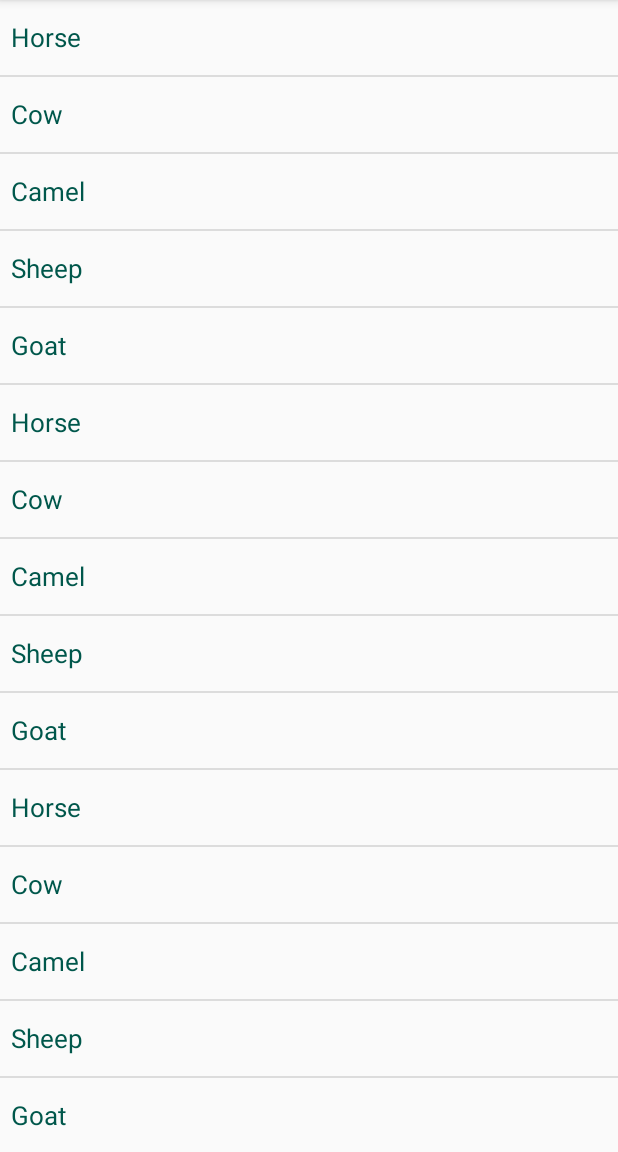
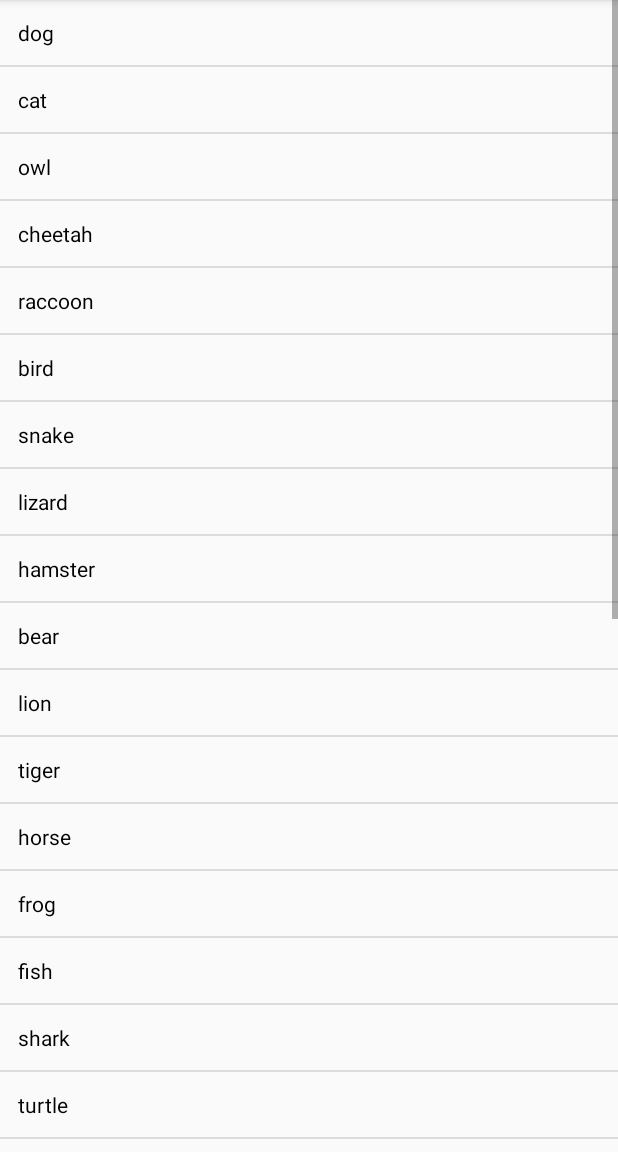
Before and after one commit to faramarzaf/RecyclerViewPack, an Android app: the screen it shows after launch (SimpleRecycler before the commit, AnimalActivity after it), after a tap on "SIMPLE RECYCLERVIEW", on a phone screen of 412 x 824 dp, the part 84-1236 px from its top. Run offline under Robolectric (Android 15) with nearby library versions, the phone set to English and light mode, and no system bars.

Commit message:
simple list done

```diff
--- a/app/src/main/AndroidManifest.xml
+++ b/app/src/main/AndroidManifest.xml
@@ -13,11 +13,11 @@
         android:supportsRtl="true"
         android:theme="@style/AppTheme"
         tools:ignore="GoogleAppIndexingWarning">
-        <activity android:name=".advance_recyclerview.AdvanceRecyclerViewActivity"></activity>
+        <activity android:name=".simple_recycler.AnimalActivity"></activity>
+        <activity android:name=".advance_recyclerview.AdvanceRecyclerViewActivity" />
         <activity android:name=".multi_view.MultiViewActivity" />
         <activity android:name=".horizontal_recycler.HorizontalActivity" />
         <activity android:name=".image_recycler.ImageRecycler" />
-        <activity android:name=".simple_recycler.SimpleRecycler" />
         <activity android:name=".MainActivity">
             <intent-filter>
                 <action android:name="android.intent.action.MAIN" />
--- a/app/src/main/java/com/faramarz/tictacdev/recyclerview/MainActivity.java
+++ b/app/src/main/java/com/faramarz/tictacdev/recyclerview/MainActivity.java
@@ -11,11 +11,11 @@ import com.faramarz.tictacdev.recyclerview.advance_recyclerview.AdvanceRecyclerV
 import com.faramarz.tictacdev.recyclerview.horizontal_recycler.HorizontalActivity;
 import com.faramarz.tictacdev.recyclerview.image_recycler.ImageRecycler;
 import com.faramarz.tictacdev.recyclerview.multi_view.MultiViewActivity;
-import com.faramarz.tictacdev.recyclerview.simple_recycler.SimpleRecycler;
+import com.faramarz.tictacdev.recyclerview.simple_recycler.AnimalActivity;
 
 public class MainActivity extends AppCompatActivity implements View.OnClickListener {
 
-    Button btnSimple, btnWithImage, btnHorizontal,btnMultiView,btnAdvance;
+    Button btnSimple, btnWithImage, btnHorizontal, btnMultiView, btnAdvance;
 
     @Override
     protected void onCreate(Bundle savedInstanceState) {
@@ -30,8 +30,8 @@ public class MainActivity extends AppCompatActivity implements View.OnClickListe
         btnSimple = findViewById(R.id.btnSimple);
         btnWithImage = findViewById(R.id.btnWithImage);
         btnHorizontal = findViewById(R.id.btnHorizontal);
-        btnMultiView  = findViewById(R.id.btnMultiView);
-        btnAdvance  = findViewById(R.id.btnAdvance);
+        btnMultiView = findViewById(R.id.btnMultiView);
+        btnAdvance = findViewById(R.id.btnAdvance);
 
     }
 
@@ -48,7 +48,7 @@ public class MainActivity extends AppCompatActivity implements View.OnClickListe
         int id = v.getId();
         switch (id) {
             case R.id.btnSimple:
-                startActivity(new Intent(MainActivity.this, SimpleRecycler.class));
+                startActivity(new Intent(MainActivity.this, AnimalActivity.class));
                 break;
             case R.id.btnWithImage:
                 startActivity(new Intent(MainActivity.this, ImageRecycler.class));
--- /dev/null
+++ b/app/src/main/java/com/faramarz/tictacdev/recyclerview/simple_recycler/AnimalActivity.kt
@@ -0,0 +1,66 @@
+package com.faramarz.tictacdev.recyclerview.simple_recycler
+
+import android.os.Bundle
+import android.view.View
+import android.widget.Toast
+import androidx.appcompat.app.AppCompatActivity
+import androidx.recyclerview.widget.DividerItemDecoration
+import androidx.recyclerview.widget.LinearLayoutManager
+import com.faramarz.tictacdev.recyclerview.R
+import kotlinx.android.synthetic.main.activity_animal.*
+
+class AnimalActivity : AppCompatActivity() {
+
+    private val animals: ArrayList<String> = ArrayList()
+
+    override fun onCreate(savedInstanceState: Bundle?) {
+        super.onCreate(savedInstanceState)
+        setContentView(R.layout.activity_animal)
+
+        addAnimals()
+        rv_animal_list.layoutManager = LinearLayoutManager(this)
+        rv_animal_list.addItemDecoration(DividerItemDecoration(this, DividerItemDecoration.VERTICAL))
+        rv_animal_list.adapter = AnimalAdapter(animals, this, object : OnItemClick {
+            override fun onClick(view: View?, position: Int, title: String) {
+                Toast.makeText(view?.context, title, Toast.LENGTH_SHORT).show()
+            }
+        })
+
+    }
+
+    private fun addAnimals() {
+        animals.add("dog")
+        animals.add("cat")
+        animals.add("owl")
+        animals.add("cheetah")
+        animals.add("raccoon")
+        animals.add("bird")
+        animals.add("snake")
+        animals.add("lizard")
+        animals.add("hamster")
+        animals.add("bear")
+        animals.add("lion")
+        animals.add("tiger")
+        animals.add("horse")
+        animals.add("frog")
+        animals.add("fish")
+        animals.add("shark")
+        animals.add("turtle")
+        animals.add("elephant")
+        animals.add("cow")
+        animals.add("beaver")
+        animals.add("bison")
+        animals.add("porcupine")
+        animals.add("rat")
+        animals.add("mouse")
+        animals.add("goose")
+        animals.add("deer")
+        animals.add("fox")
+        animals.add("moose")
+        animals.add("buffalo")
+        animals.add("monkey")
+        animals.add("penguin")
+        animals.add("parrot")
+    }
+
+}
--- /dev/null
+++ b/app/src/main/java/com/faramarz/tictacdev/recyclerview/simple_recycler/AnimalAdapter.kt
@@ -0,0 +1,38 @@
+package com.faramarz.tictacdev.recyclerview.simple_recycler
+
+import android.content.Context
+import android.view.LayoutInflater
+import android.view.View
+import android.view.ViewGroup
+import androidx.recyclerview.widget.RecyclerView
+import com.faramarz.tictacdev.recyclerview.R
+import kotlinx.android.synthetic.main.item_animal.view.*
+
+class AnimalAdapter(val items: ArrayList<String>, val context: Context, val callback: OnItemClick) : RecyclerView.Adapter<ViewHolder>() {
+
+
+    override
+    fun onCreateViewHolder(parent: ViewGroup, viewType: Int): ViewHolder {
+        return ViewHolder(LayoutInflater.from(context).inflate(R.layout.item_animal, parent, false))
+    }
+
+    override fun onBindViewHolder(holder: ViewHolder, position: Int) {
+        holder.tvAnimalType?.text = items.get(position)
+        holder.clickable.setOnClickListener {
+            callback.onClick(holder.clickable, position,holder.tvAnimalType.text.toString().trim())
+        }
+    }
+
+    // Gets the number of animals in the list
+    override fun getItemCount(): Int {
+        return items.size
+    }
+
+}
+
+
+class ViewHolder(view: View) : RecyclerView.ViewHolder(view) {
+    // Holds the TextView that will add each animal to
+    val tvAnimalType = view.tv_animal_type
+    val clickable = view.rootAdapterAnimal
+}
--- /dev/null
+++ b/app/src/main/java/com/faramarz/tictacdev/recyclerview/simple_recycler/OnItemClick.kt
@@ -0,0 +1,7 @@
+package com.faramarz.tictacdev.recyclerview.simple_recycler
+
+import android.view.View
+
+interface OnItemClick {
+    fun onClick(view: View?, position: Int, title: String)
+}
--- a/app/src/main/java/com/faramarz/tictacdev/recyclerview/simple_recycler/SimpleRecycler.java
+++ /dev/null
@@ -1,69 +0,0 @@
-package com.faramarz.tictacdev.recyclerview.simple_recycler;
-
-import androidx.appcompat.app.AppCompatActivity;
-import androidx.recyclerview.widget.DividerItemDecoration;
-import androidx.recyclerview.widget.LinearLayoutManager;
-import androidx.recyclerview.widget.RecyclerView;
-
-import android.os.Bundle;
-import android.view.View;
-import android.widget.Toast;
-
-import com.faramarz.tictacdev.recyclerview.R;
-
-import java.util.ArrayList;
-
-public class SimpleRecycler extends AppCompatActivity implements SimpleRecyclerViewAdapter.ItemClickListener {
-
-    SimpleRecyclerViewAdapter adapter;
-    RecyclerView recyclerView;
-    ArrayList<String> animalNames = new ArrayList<>();
-
-    @Override
-    protected void onCreate(Bundle savedInstanceState) {
-        super.onCreate(savedInstanceState);
-        setContentView(R.layout.activity_simple_recycler);
-        recyclerView = findViewById(R.id.rvAnimals);
-        setRecyclerView();
-        setData();
-        setDivider();
-    }
-
-    private void setDivider() {
-        recyclerView.addItemDecoration(new DividerItemDecoration(SimpleRecycler.this, DividerItemDecoration.VERTICAL));
-    }
-
-    private void setRecyclerView() {
-        recyclerView.setLayoutManager(new LinearLayoutManager(this));
-        adapter = new SimpleRecyclerViewAdapter(this, animalNames);
-        adapter.setClickListener(this);
-        recyclerView.setAdapter(adapter);
-    }
-
-
-    private void setData() {
-        // data to populate the RecyclerView with
-        animalNames.add("Horse");
-        animalNames.add("Cow");
-        animalNames.add("Camel");
-        animalNames.add("Sheep");
-        animalNames.add("Goat");
-        animalNames.add("Horse");
-        animalNames.add("Cow");
-        animalNames.add("Camel");
-        animalNames.add("Sheep");
-        animalNames.add("Goat");
-        animalNames.add("Horse");
-        animalNames.add("Cow");
-        animalNames.add("Camel");
-        animalNames.add("Sheep");
-        animalNames.add("Goat");
-        animalNames.add("Horse");
-        animalNames.add("Cow");
-    }
-
-    @Override
-    public void onItemClick(View view, int position) {
-        Toast.makeText(this, "You clicked " + adapter.getItem(position) + " on row number " + position, Toast.LENGTH_SHORT).show();
-    }
-}
--- a/app/src/main/java/com/faramarz/tictacdev/recyclerview/simple_recycler/SimpleRecyclerViewAdapter.java
+++ /dev/null
@@ -1,80 +0,0 @@
-package com.faramarz.tictacdev.recyclerview.simple_recycler;
-
-import android.content.Context;
-import android.view.LayoutInflater;
-import android.view.View;
-import android.view.ViewGroup;
-import android.widget.TextView;
-
-import androidx.annotation.NonNull;
-import androidx.recyclerview.widget.RecyclerView;
-
-import com.faramarz.tictacdev.recyclerview.R;
-
-import java.util.List;
-
-public class SimpleRecyclerViewAdapter extends RecyclerView.Adapter<SimpleRecyclerViewAdapter.ViewHolder> {
-
-    private List<String> mData;
-    private LayoutInflater mInflater;
-    private ItemClickListener mClickListener;
-
-    // data is passed into the constructor
-    public SimpleRecyclerViewAdapter(Context context, List<String> data) {
-        this.mInflater = LayoutInflater.from(context);
-        this.mData = data;
-    }
-
-    // inflates the row layout from xml when needed
-    @Override
-    public ViewHolder onCreateViewHolder(ViewGroup parent, int viewType) {
-        View view = mInflater.inflate(R.layout.list_simple_item, parent, false);
-        return new ViewHolder(view);
-    }
-
-    // binds the data to the TextView in each row
-    @Override
-    public void onBindViewHolder(@NonNull ViewHolder holder, int position) {
-        String animal = mData.get(position);
-        holder.myTextView.setText(animal);
-
-    }
-
-
-    // total number of rows
-    @Override
-    public int getItemCount() {
-        return mData.size();
-    }
-
-    // stores and recycles views as they are scrolled off screen
-    public class ViewHolder extends RecyclerView.ViewHolder implements View.OnClickListener {
-        TextView myTextView;
-
-        ViewHolder(View itemView) {
-            super(itemView);
-            myTextView = itemView.findViewById(R.id.tvAnimalName);
-            itemView.setOnClickListener(this);
-        }
-
-        @Override
-        public void onClick(View view) {
-            if (mClickListener != null) mClickListener.onItemClick(view, getAdapterPosition());
-        }
-    }
-
-    // convenience method for getting data at click position
-    public String getItem(int id) {
-        return mData.get(id);
-    }
-
-    // allows clicks events to be caught
-    public void setClickListener(ItemClickListener itemClickListener) {
-        this.mClickListener = itemClickListener;
-    }
-
-    // parent activity will implement this method to respond to click events
-    public interface ItemClickListener {
-        void onItemClick(View view, int position);
-    }
-}
--- /dev/null
+++ b/app/src/main/res/layout/activity_animal.xml
@@ -0,0 +1,16 @@
+<?xml version="1.0" encoding="utf-8"?>
+<LinearLayout xmlns:android="http://schemas.android.com/apk/res/android"
+    xmlns:tools="http://schemas.android.com/tools"
+    android:layout_width="match_parent"
+    android:layout_height="match_parent"
+    android:orientation="vertical"
+    tools:context=".simple_recycler.AnimalActivity">
+
+    <androidx.recyclerview.widget.RecyclerView
+        android:id="@+id/rv_animal_list"
+        android:layout_width="match_parent"
+        android:layout_height="wrap_content"
+        android:scrollbars="vertical" />
+
+
+</LinearLayout>
--- /dev/null
+++ b/app/src/main/res/layout/item_animal.xml
@@ -0,0 +1,23 @@
+<?xml version="1.0" encoding="utf-8"?>
+<androidx.constraintlayout.widget.ConstraintLayout xmlns:android="http://schemas.android.com/apk/res/android"
+    xmlns:app="http://schemas.android.com/apk/res-auto"
+    android:id="@+id/rootAdapterAnimal"
+    android:layout_width="match_parent"
+    android:layout_height="wrap_content">
+
+    <TextView
+        android:id="@+id/tv_animal_type"
+        android:layout_width="match_parent"
+        android:layout_height="wrap_content"
+        android:layout_margin="6dp"
+        android:layout_marginStart="8dp"
+        android:layout_marginEnd="8dp"
+        android:gravity="start"
+        android:padding="6dp"
+        android:textColor="#000"
+        app:layout_constraintBottom_toBottomOf="parent"
+        app:layout_constraintEnd_toEndOf="parent"
+        app:layout_constraintStart_toStartOf="parent"
+        app:layout_constraintTop_toTopOf="parent" />
+
+</androidx.constraintlayout.widget.ConstraintLayout>
```
